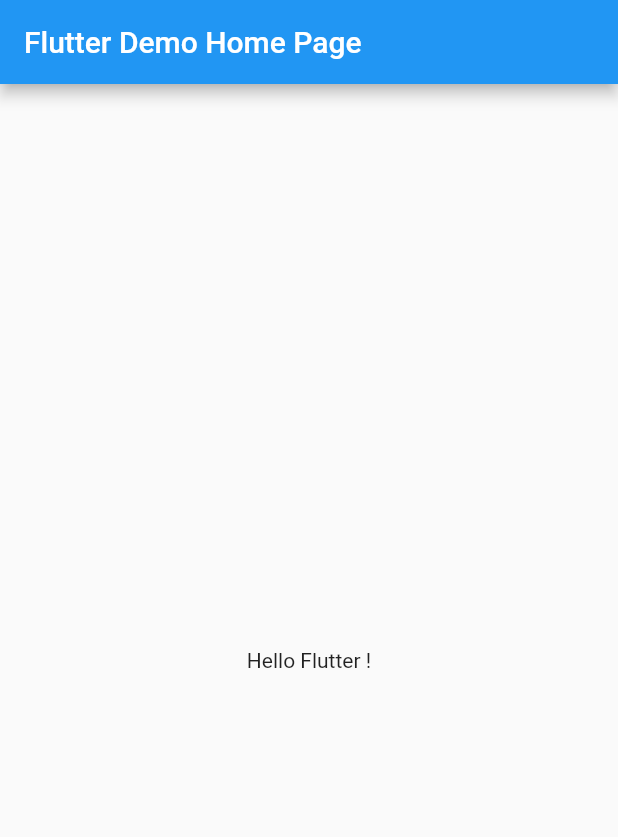
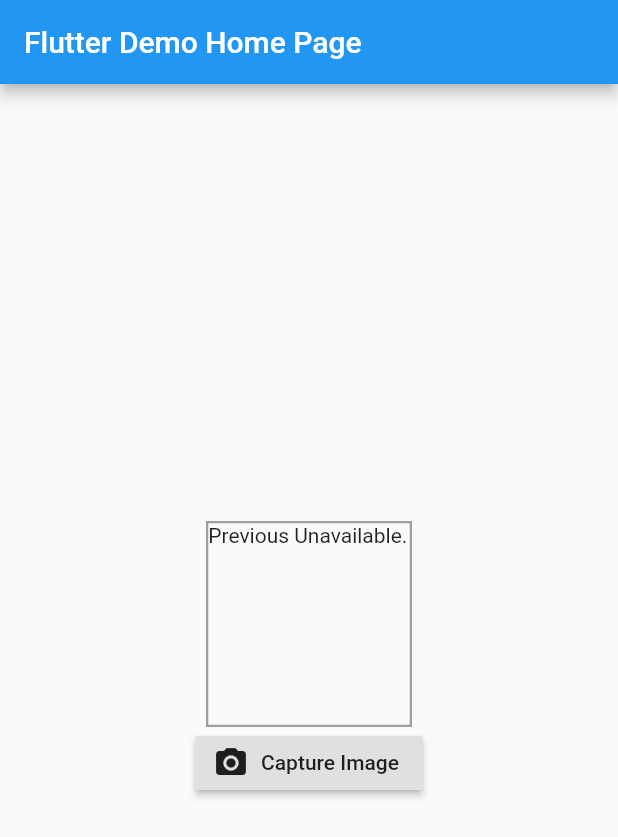
Before and after one commit to esmaeil-ahmadipour/flutter_upload_dio, a Flutter app: the screen it shows after launch, on a phone screen of 412 x 824 dp. Shown: the top 837 px of the screen. Run offline on Flutter 3.47's test engine with Material 2 defaults, Android fonts, the phone set to English and light mode, and no system bars; our stand-ins replace image_picker.

Commit message:
Add Camera & Resize-Captured-Image with Limited-Quality

```diff
--- a/lib/home.dart
+++ b/lib/home.dart
@@ -1,5 +1,8 @@
+import 'dart:developer';
+import 'dart:io';
 import 'package:flutter/cupertino.dart';
 import 'package:flutter/material.dart';
+import 'package:image_picker/image_picker.dart';
 
 class MyHomePage extends StatefulWidget {
   final String title;
@@ -11,6 +14,8 @@ class MyHomePage extends StatefulWidget {
 }
 
 class _MyHomePageState extends State<MyHomePage> {
+  File file;
+
   @override
   Widget build(BuildContext context) {
     return Scaffold(
@@ -25,8 +30,53 @@ class _MyHomePageState extends State<MyHomePage> {
     return Container(
       width: double.infinity,
       child: Center(
-        child: Text('Hello Flutter !'),
+       child: Column(
+         mainAxisAlignment: MainAxisAlignment.center,
+         crossAxisAlignment: CrossAxisAlignment.center,
+         children: <Widget>[
+           _showImage(),
+
+           RaisedButton.icon(label: Text('Capture Image'),icon: Icon(Icons.camera_alt),onPressed: (){
+             _choose(true);
+           },),
+         ],
+       ),
+
       ),
     );
   }
+
+  void _choose(bool _selectCamera) async {
+    File tempFile;
+    if (_selectCamera) {
+      tempFile = await ImagePicker.pickImage(source: ImageSource.camera,imageQuality: 60,maxWidth: 600,maxHeight: 800 );
+      setState(() {
+        file = tempFile;
+      });
+    } else {
+      tempFile = await ImagePicker.pickImage(source: ImageSource.gallery,imageQuality: 60,maxWidth: 600,maxHeight: 800);
+      setState(() {
+        file = tempFile;
+      });
+    }
+  }
+
+ Widget _showImage() {
+
+    return            file!=null? Container(
+      width: MediaQuery.of(context).size.width/3,
+      height: MediaQuery.of(context).size.width/3,
+      child: Image.file(file),
+      decoration: new BoxDecoration(
+        border: Border.all(width: 1.5,color: Theme.of(context).scaffoldBackgroundColor.computeLuminance()>0.5?Colors.grey:Colors.black),
+      ),
+    ):Container(
+      width: MediaQuery.of(context).size.width/3,
+      height: MediaQuery.of(context).size.width/3,
+      child: Text('Previous Unavailable.'),
+      decoration: new BoxDecoration(
+        border: Border.all(width: 1.5,color: Theme.of(context).scaffoldBackgroundColor.computeLuminance()>0.5?Colors.grey:Colors.black),
+      ),
+    );
+ }
 }
--- a/pubspec.yaml
+++ b/pubspec.yaml
@@ -23,7 +23,7 @@ environment:
 dependencies:
   flutter:
     sdk: flutter
-
+  image_picker: any
 
   # The following adds the Cupertino Icons font to your application.
   # Use with the CupertinoIcons class for iOS style icons.
```
Also changed, not shown: pubspec.lock.
